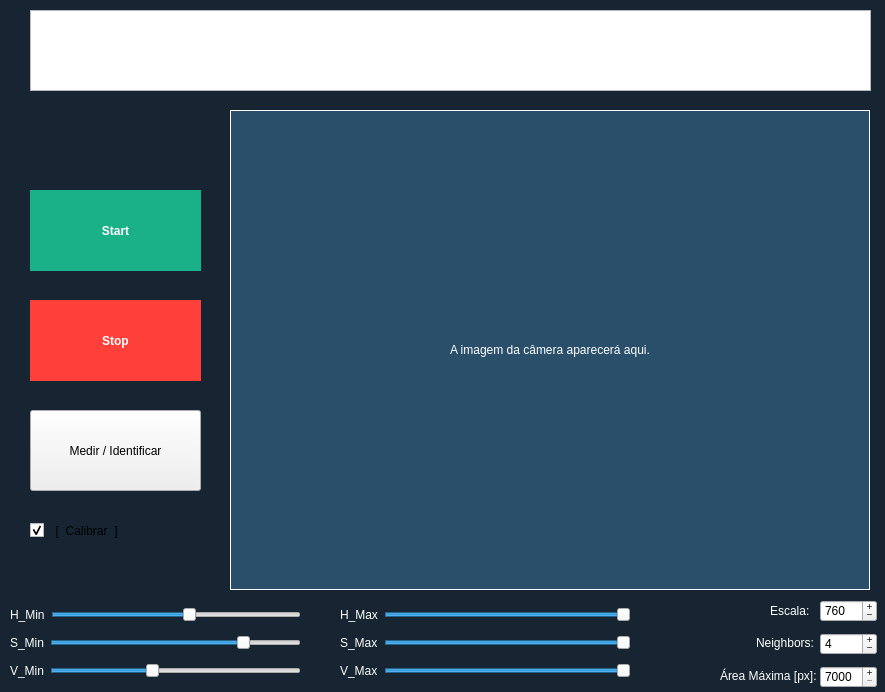
This is Python/QT5/graph.ui in Sherensberk/CNC_CustomGUI as Qt 5 draws it before an edit. The edited form follows.
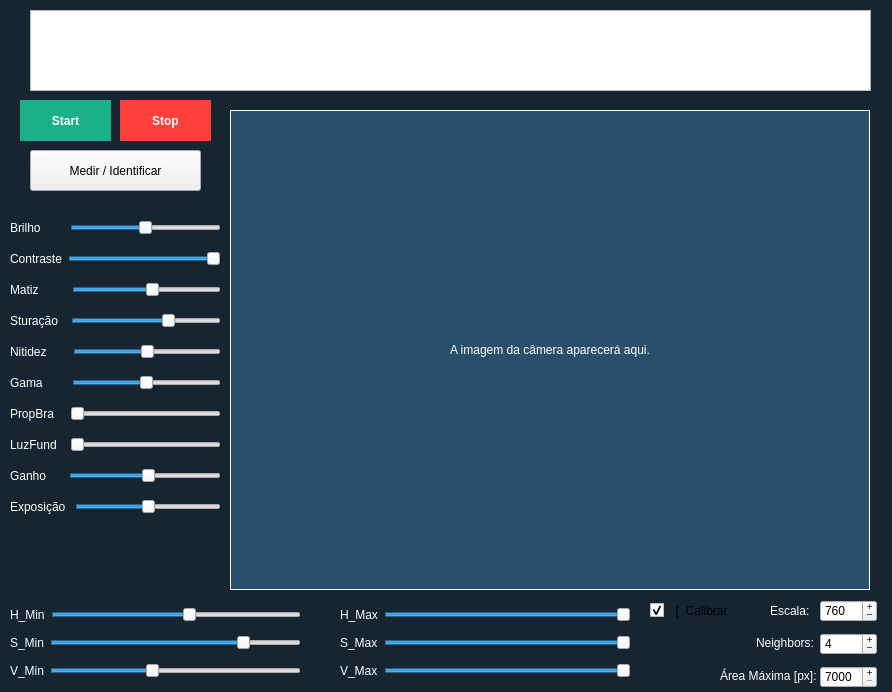
This is the edited form.

Commit message: [Feature]: Controle das propriedades da camera adiconados

```diff
--- a/Python/QT5/graph.ui
+++ b/Python/QT5/graph.ui
@@ -6,7 +6,7 @@
    <rect>
     <x>0</x>
     <y>0</y>
-    <width>885</width>
+    <width>892</width>
     <height>692</height>
    </rect>
   </property>
@@ -84,17 +84,16 @@
   <widget class="QPushButton" name="SHOW">
    <property name="geometry">
     <rect>
-     <x>30</x>
-     <y>190</y>
-     <width>171</width>
-     <height>81</height>
+     <x>20</x>
+     <y>100</y>
+     <width>91</width>
+     <height>41</height>
     </rect>
    </property>
    <property name="font">
     <font>
      <weight>75</weight>
      <bold>true</bold>
-     <kerning>true</kerning>
     </font>
    </property>
    <property name="styleSheet">
@@ -115,10 +114,10 @@
   <widget class="QPushButton" name="CAPTURE">
    <property name="geometry">
     <rect>
-     <x>30</x>
-     <y>300</y>
-     <width>171</width>
-     <height>81</height>
+     <x>120</x>
+     <y>100</y>
+     <width>91</width>
+     <height>41</height>
     </rect>
    </property>
    <property name="styleSheet">
@@ -419,9 +418,9 @@
    <property name="geometry">
     <rect>
      <x>30</x>
-     <y>410</y>
+     <y>150</y>
      <width>171</width>
-     <height>81</height>
+     <height>41</height>
     </rect>
    </property>
    <property name="text">
@@ -440,9 +439,9 @@
   <widget class="QCheckBox" name="calib">
    <property name="geometry">
     <rect>
-     <x>30</x>
-     <y>510</y>
-     <width>161</width>
+     <x>650</x>
+     <y>590</y>
+     <width>81</width>
      <height>41</height>
     </rect>
    </property>
@@ -462,6 +461,267 @@
     <bool>true</bool>
    </property>
   </widget>
+  <widget class="QWidget" name="verticalLayoutWidget_2">
+   <property name="geometry">
+    <rect>
+     <x>10</x>
+     <y>210</y>
+     <width>211</width>
+     <height>321</height>
+    </rect>
+   </property>
+   <layout class="QVBoxLayout" name="verticalLayout_4">
+    <item>
+     <layout class="QHBoxLayout" name="horizontalLayout_16">
+      <item>
+       <widget class="QLabel" name="label_19">
+        <property name="text">
+         <string>Brilho       </string>
+        </property>
+       </widget>
+      </item>
+      <item>
+       <widget class="QSlider" name="brilho">
+        <property name="minimum">
+         <number>-64</number>
+        </property>
+        <property name="maximum">
+         <number>64</number>
+        </property>
+        <property name="value">
+         <number>0</number>
+        </property>
+        <property name="orientation">
+         <enum>Qt::Horizontal</enum>
+        </property>
+       </widget>
+      </item>
+     </layout>
+    </item>
+    <item>
+     <layout class="QHBoxLayout" name="horizontalLayout_12">
+      <item>
+       <widget class="QLabel" name="label_15">
+        <property name="text">
+         <string>Contraste</string>
+        </property>
+       </widget>
+      </item>
+      <item>
+       <widget class="QSlider" name="contrast">
+        <property name="maximum">
+         <number>100</number>
+        </property>
+        <property name="value">
+         <number>100</number>
+        </property>
+        <property name="orientation">
+         <enum>Qt::Horizontal</enum>
+        </property>
+       </widget>
+      </item>
+     </layout>
+    </item>
+    <item>
+     <layout class="QHBoxLayout" name="horizontalLayout_20">
+      <item>
+       <widget class="QLabel" name="label_23">
+        <property name="text">
+         <string>Matiz        </string>
+        </property>
+       </widget>
+      </item>
+      <item>
+       <widget class="QSlider" name="matiz">
+        <property name="minimum">
+         <number>-180</number>
+        </property>
+        <property name="maximum">
+         <number>180</number>
+        </property>
+        <property name="value">
+         <number>17</number>
+        </property>
+        <property name="orientation">
+         <enum>Qt::Horizontal</enum>
+        </property>
+       </widget>
+      </item>
+     </layout>
+    </item>
+    <item>
+     <layout class="QHBoxLayout" name="horizontalLayout_13">
+      <item>
+       <widget class="QLabel" name="label_16">
+        <property name="text">
+         <string>Sturação  </string>
+        </property>
+       </widget>
+      </item>
+      <item>
+       <widget class="QSlider" name="saturacao">
+        <property name="maximum">
+         <number>100</number>
+        </property>
+        <property name="value">
+         <number>67</number>
+        </property>
+        <property name="orientation">
+         <enum>Qt::Horizontal</enum>
+        </property>
+       </widget>
+      </item>
+     </layout>
+    </item>
+    <item>
+     <layout class="QHBoxLayout" name="horizontalLayout_11">
+      <item>
+       <widget class="QLabel" name="label_14">
+        <property name="text">
+         <string>Nitidez      </string>
+        </property>
+       </widget>
+      </item>
+      <item>
+       <widget class="QSlider" name="nitidez">
+        <property name="maximum">
+         <number>100</number>
+        </property>
+        <property name="value">
+         <number>50</number>
+        </property>
+        <property name="orientation">
+         <enum>Qt::Horizontal</enum>
+        </property>
+       </widget>
+      </item>
+     </layout>
+    </item>
+    <item>
+     <layout class="QHBoxLayout" name="horizontalLayout_15">
+      <item>
+       <widget class="QLabel" name="label_18">
+        <property name="text">
+         <string>Gama       </string>
+        </property>
+       </widget>
+      </item>
+      <item>
+       <widget class="QSlider" name="gama">
+        <property name="minimum">
+         <number>100</number>
+        </property>
+        <property name="maximum">
+         <number>500</number>
+        </property>
+        <property name="value">
+         <number>300</number>
+        </property>
+        <property name="orientation">
+         <enum>Qt::Horizontal</enum>
+        </property>
+       </widget>
+      </item>
+     </layout>
+    </item>
+    <item>
+     <layout class="QHBoxLayout" name="horizontalLayout_21">
+      <item>
+       <widget class="QLabel" name="label_24">
+        <property name="text">
+         <string>PropBra   </string>
+        </property>
+       </widget>
+      </item>
+      <item>
+       <widget class="QSlider" name="propbranco">
+        <property name="minimum">
+         <number>2800</number>
+        </property>
+        <property name="maximum">
+         <number>6500</number>
+        </property>
+        <property name="orientation">
+         <enum>Qt::Horizontal</enum>
+        </property>
+       </widget>
+      </item>
+     </layout>
+    </item>
+    <item>
+     <layout class="QHBoxLayout" name="horizontalLayout_14">
+      <item>
+       <widget class="QLabel" name="label_17">
+        <property name="text">
+         <string>LuzFund  </string>
+        </property>
+       </widget>
+      </item>
+      <item>
+       <widget class="QSlider" name="luzfundo">
+        <property name="maximum">
+         <number>2</number>
+        </property>
+        <property name="orientation">
+         <enum>Qt::Horizontal</enum>
+        </property>
+       </widget>
+      </item>
+     </layout>
+    </item>
+    <item>
+     <layout class="QHBoxLayout" name="horizontalLayout_17">
+      <item>
+       <widget class="QLabel" name="label_20">
+        <property name="text">
+         <string>Ganho     </string>
+        </property>
+       </widget>
+      </item>
+      <item>
+       <widget class="QSlider" name="ganho">
+        <property name="maximum">
+         <number>128</number>
+        </property>
+        <property name="value">
+         <number>67</number>
+        </property>
+        <property name="orientation">
+         <enum>Qt::Horizontal</enum>
+        </property>
+       </widget>
+      </item>
+     </layout>
+    </item>
+    <item>
+     <layout class="QHBoxLayout" name="horizontalLayout_7">
+      <item>
+       <widget class="QLabel" name="label_10">
+        <property name="text">
+         <string>Exposição </string>
+        </property>
+       </widget>
+      </item>
+      <item>
+       <widget class="QSlider" name="exposicao">
+        <property name="minimum">
+         <number>-8</number>
+        </property>
+        <property name="maximum">
+         <number>0</number>
+        </property>
+        <property name="value">
+         <number>-4</number>
+        </property>
+        <property name="orientation">
+         <enum>Qt::Horizontal</enum>
+        </property>
+       </widget>
+      </item>
+     </layout>
+    </item>
+   </layout>
+  </widget>
  </widget>
  <resources/>
  <connections/>
```
